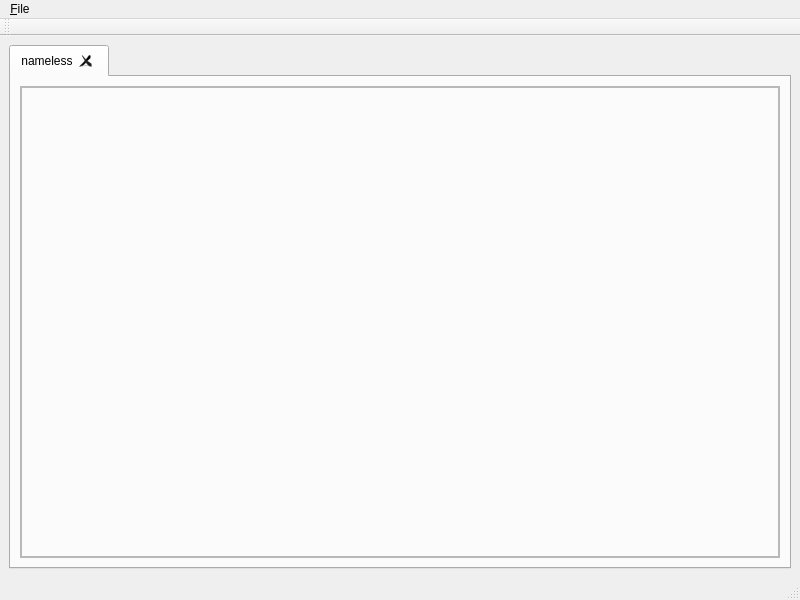
The window that MainWindow.ui (fritzone/funkplot) describes before a commit, drawn with Qt 5.
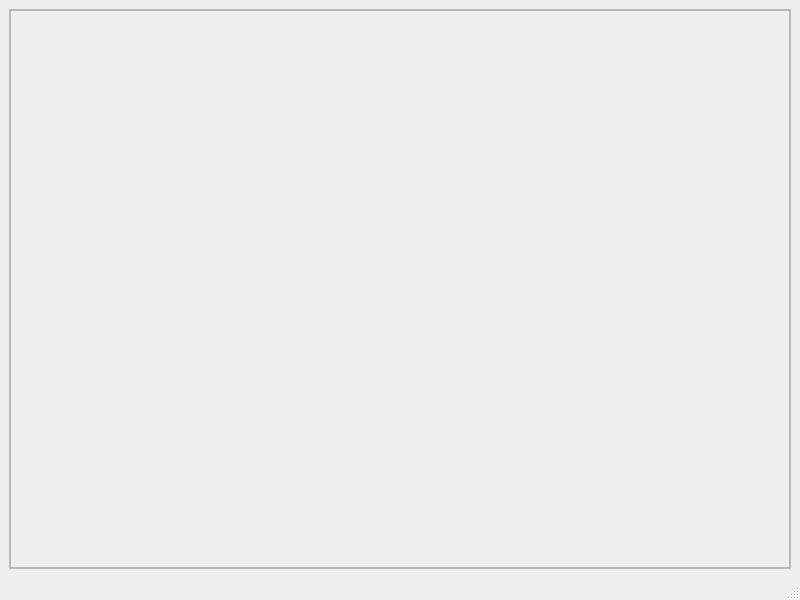
The same window after the commit. Icons and pictures are not drawn.

```diff
--- a/MainWindow.ui
+++ b/MainWindow.ui
@@ -16,19 +16,6 @@
   <widget class="QWidget" name="centralwidget">
    <layout class="QVBoxLayout" name="verticalLayout_3">
     <item>
-     <widget class="QTabWidget" name="tabWidget">
-      <property name="currentIndex">
-       <number>0</number>
-      </property>
-      <property name="tabsClosable">
-       <bool>true</bool>
-      </property>
-      <widget class="QWidget" name="tab">
-       <attribute name="title">
-        <string>nameless</string>
-       </attribute>
-       <layout class="QVBoxLayout" name="verticalLayout">
-        <item>
          <widget class="QFrame" name="frmCodeBlock">
           <property name="frameShape">
            <enum>QFrame::StyledPanel</enum>
@@ -81,10 +68,6 @@
         </item>
        </layout>
       </widget>
-     </widget>
-    </item>
-   </layout>
-  </widget>
   <widget class="QMenuBar" name="menubar">
    <property name="geometry">
     <rect>
@@ -94,26 +77,13 @@
      <height>20</height>
     </rect>
    </property>
-   <widget class="QMenu" name="menu_File">
-    <property name="title">
-     <string>&amp;File</string>
-    </property>
-   </widget>
-   <addaction name="menu_File"/>
   </widget>
   <widget class="QStatusBar" name="statusbar"/>
-  <widget class="QToolBar" name="toolBar">
-   <property name="windowTitle">
-    <string>toolBar</string>
+  <action name="actionSaveAs">
+   <property name="icon">
+    <iconset resource="main.qrc">
+     <normaloff>:/icons/icons/48px-Document-save-as.png</normaloff>:/icons/icons/48px-Document-save-as.png</iconset>
    </property>
-   <attribute name="toolBarArea">
-    <enum>TopToolBarArea</enum>
-   </attribute>
-   <attribute name="toolBarBreak">
-    <bool>false</bool>
-   </attribute>
-  </widget>
-  <action name="action_New">
    <property name="text">
     <string>&amp;New</string>
    </property>
```
Left out of the diff: 76 changed lines with no effect on the pictures. Lines whose indentation alone changed are shown as unchanged.
